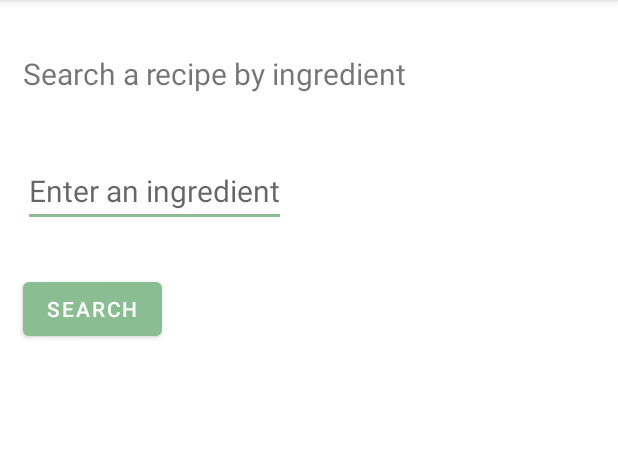
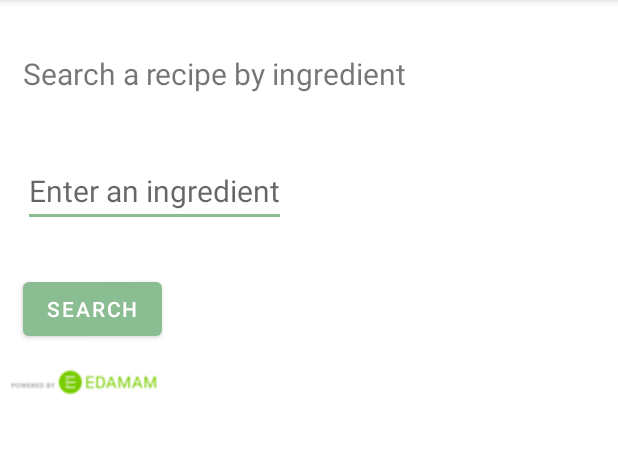
Before and after one commit to deliasnchzgmz/MiNevera, an Android app: the SearchIngr screen opened directly, with no data from a screen before it, on a phone screen of 412 x 824 dp, the part 84-538 px from its top. Run offline under Robolectric (Android 15) with nearby library versions, the phone set to English and light mode, and no system bars.

Commit message:
credits api recetas

```diff
--- a/app/src/main/res/layout/activity_search_ingr.xml
+++ b/app/src/main/res/layout/activity_search_ingr.xml
@@ -31,4 +31,12 @@
         android:layout_margin="15dp"
         android:text="@string/button_ok_search" />
 
+    <ImageView
+        android:id="@+id/image"
+        android:layout_width="wrap_content"
+        android:layout_height="wrap_content"
+        android:paddingLeft="5dp"
+        android:scaleType="center"
+        android:src="@drawable/edamam_100x19" />
+
 </LinearLayout>
```
Also changed, not shown: app/src/main/res/drawable-v24/edamam_100x19.png (added).
